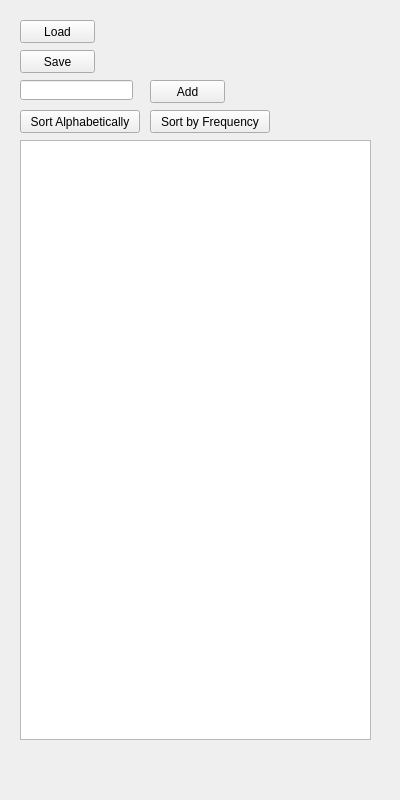
This is Task_4_5_CPP/4_11_2/mainwindow.ui in VaL1y/YA-P-CPP as Qt 5 draws it before an edit. The edited form follows.
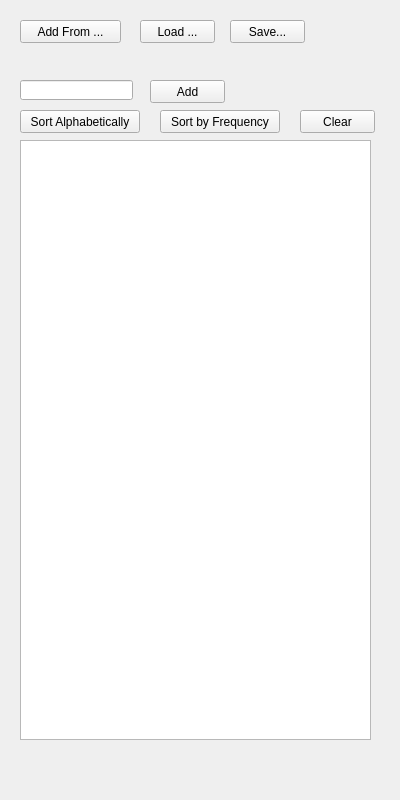
This is the edited form.

```diff
--- a/Task_4_5_CPP/4_11_2/mainwindow.ui
+++ b/Task_4_5_CPP/4_11_2/mainwindow.ui
@@ -17,27 +17,27 @@
    <widget class="QPushButton" name="loadButton">
     <property name="geometry">
      <rect>
-      <x>20</x>
+      <x>140</x>
       <y>20</y>
       <width>75</width>
       <height>23</height>
      </rect>
     </property>
     <property name="text">
-     <string>Load</string>
+     <string>Load ...</string>
     </property>
    </widget>
    <widget class="QPushButton" name="saveButton">
     <property name="geometry">
      <rect>
-      <x>20</x>
-      <y>50</y>
+      <x>230</x>
+      <y>20</y>
       <width>75</width>
       <height>23</height>
      </rect>
     </property>
     <property name="text">
-     <string>Save</string>
+     <string>Save...</string>
     </property>
    </widget>
    <widget class="QLineEdit" name="wordLineEdit">
@@ -79,7 +79,7 @@
    <widget class="QPushButton" name="sortFreqButton">
     <property name="geometry">
      <rect>
-      <x>150</x>
+      <x>160</x>
       <y>110</y>
       <width>120</width>
       <height>23</height>
@@ -99,6 +99,32 @@
      </rect>
     </property>
    </widget>
+   <widget class="QPushButton" name="addLoadButton">
+    <property name="geometry">
+     <rect>
+      <x>20</x>
+      <y>20</y>
+      <width>101</width>
+      <height>23</height>
+     </rect>
+    </property>
+    <property name="text">
+     <string>Add From ...</string>
+    </property>
+   </widget>
+   <widget class="QPushButton" name="clearButton">
+    <property name="geometry">
+     <rect>
+      <x>300</x>
+      <y>110</y>
+      <width>75</width>
+      <height>23</height>
+     </rect>
+    </property>
+    <property name="text">
+     <string>Clear</string>
+    </property>
+   </widget>
   </widget>
  </widget>
  <resources/>
```
